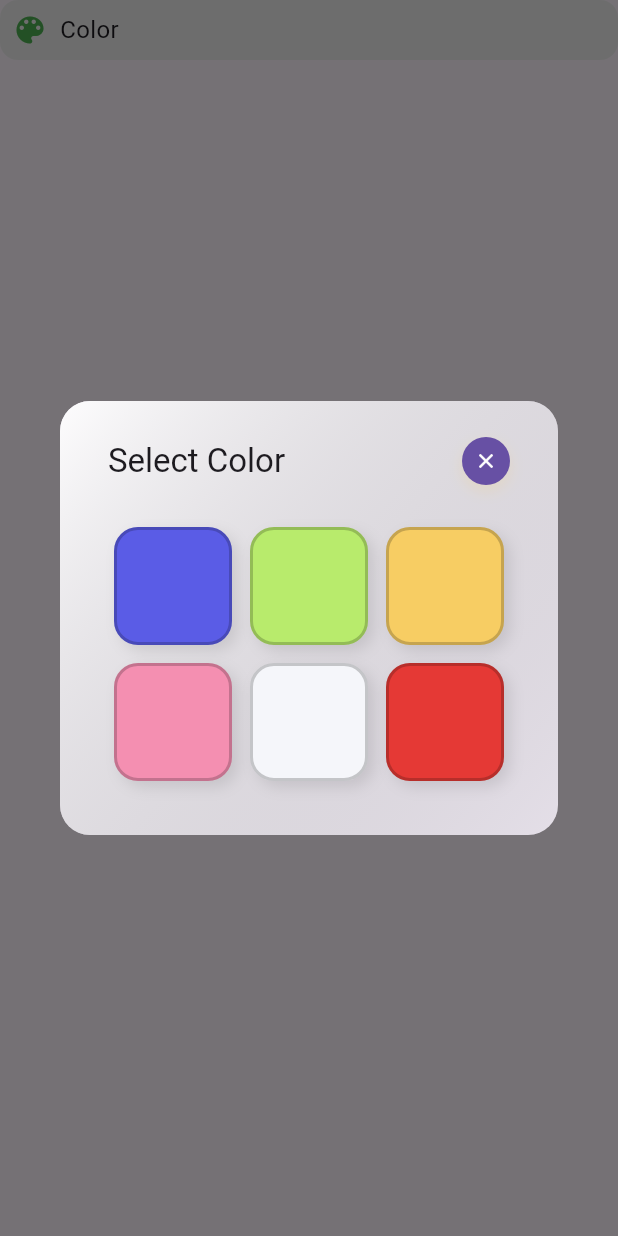
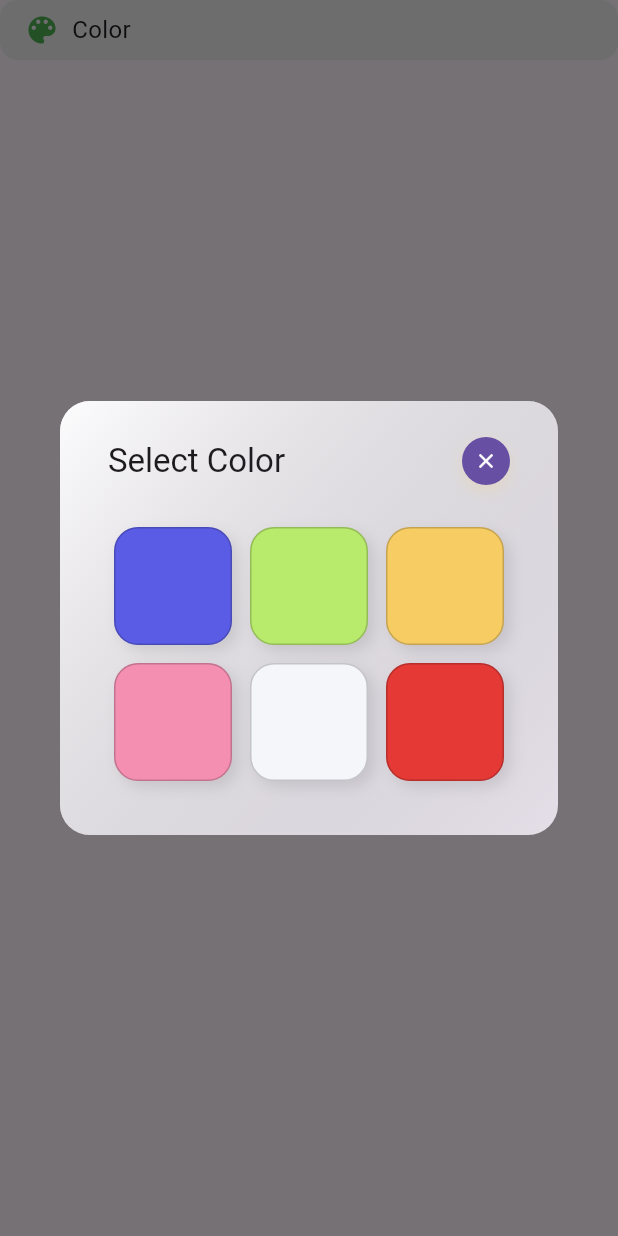
Before and after one commit to madramatic/Habitour, a Flutter app: the CustomColorPicker widget shown alone on an empty page, opened directly, after a tap on "Color", on a phone screen of 412 x 824 dp. Run offline on Flutter 3.47's test engine with Material 3 defaults, Android fonts, the phone set to English and light mode, and no system bars; our stand-ins replace flutter_riverpod, go_router, google_fonts, hive; accounts and stored records are empty.

Commit message:
feat(color-picker): refactor CustomColorPicker to ConsumerWidget and enhance UI updates
- Converted CustomColorPicker to a ConsumerWidget to utilize WidgetRef for state management.
- Added logic to highlight the selected color in the grid with a border.
- Updated UI to display the selected color as a circular indicator in the picker button.
- Improved state handling by directly interacting with colorNotifierProvider using ref.

```diff
--- a/lib/presentation/widgets/custom_color_picker.dart
+++ b/lib/presentation/widgets/custom_color_picker.dart
@@ -1,9 +1,11 @@
 import 'package:flutter/material.dart';
+import 'package:flutter_riverpod/flutter_riverpod.dart';
+import 'package:habitour/application/notifiers/color_notifier.dart';
 import 'package:habitour/core/theme/index.dart';
 
 import 'custom_button_widget.dart';
 
-class CustomColorPicker extends StatelessWidget {
+class CustomColorPicker extends ConsumerWidget {
   final ValueChanged<Color> onColorSelected;
 
   const CustomColorPicker({
@@ -11,7 +13,10 @@ class CustomColorPicker extends StatelessWidget {
     required this.onColorSelected,
   });
 
-  void show(BuildContext context) {
+  void show(BuildContext context, WidgetRef ref) {
+    final colorNotifier = ref.read(colorNotifierProvider.notifier);
+    final selectedColor = ref.read(colorNotifierProvider);
+
     final themeColors = Theme.of(context).brightness == Brightness.light
         ? [
             AppColors.primarySeedLight,
@@ -84,8 +89,14 @@ class CustomColorPicker extends StatelessWidget {
                     padding: const EdgeInsets.all(20.0),
                     itemCount: themeColors.length,
                     itemBuilder: (context, index) {
+                      final color = themeColors[index];
+                      final isSelected = color == selectedColor;
                       return GestureDetector(
-                        onTap: () => onColorSelected(themeColors[index]),
+                        onTap: () {
+                          colorNotifier.selectColor(color);
+                          Navigator.of(context).pop();
+                          onColorSelected(color);
+                        },
                         child: AnimatedContainer(
                           duration: const Duration(milliseconds: 300),
                           decoration: BoxDecoration(
@@ -99,8 +110,10 @@ class CustomColorPicker extends StatelessWidget {
                               ),
                             ],
                             border: Border.all(
-                              color: Colors.black.withOpacity(0.2),
-                              width: 2,
+                              color: isSelected
+                                  ? Colors.black.withOpacity(0.4)
+                                  : Colors.black.withOpacity(0.2),
+                              width: isSelected ? 4 : 1,
                             ),
                           ),
                         ),
@@ -117,20 +130,36 @@ class CustomColorPicker extends StatelessWidget {
   }
 
   @override
-  Widget build(BuildContext context) {
+  Widget build(BuildContext context, WidgetRef ref) {
+    final selectedColor = ref.watch(colorNotifierProvider);
     return GestureDetector(
-      onTap: () => show(context),
+      onTap: () => show(context, ref),
       child: Container(
         padding: const EdgeInsets.all(8.0),
         decoration: BoxDecoration(
           color: Colors.grey[200],
           borderRadius: BorderRadius.circular(12),
         ),
-        child: const Row(
+        child: Row(
           children: [
-            Icon(Icons.color_lens, color: Colors.green),
-            SizedBox(width: 8),
-            Text('Color', style: TextStyle(fontSize: 16)),
+            const SizedBox(width: 8),
+            if (selectedColor != null)
+              Container(
+                width: 40,
+                height: 40,
+                decoration: BoxDecoration(
+                  color: selectedColor,
+                  shape: BoxShape.circle,
+                  border: Border.all(
+                      color: Colors.black.withOpacity(0.2), width: 2),
+                ),
+              )
+            else
+              const Icon(Icons.color_lens, color: Colors.green),
+            const SizedBox(width: 8),
+            if (selectedColor == null)
+              const Text('Color', style: TextStyle(fontSize: 16)),
+            const SizedBox(width: 8),
           ],
         ),
       ),
```
